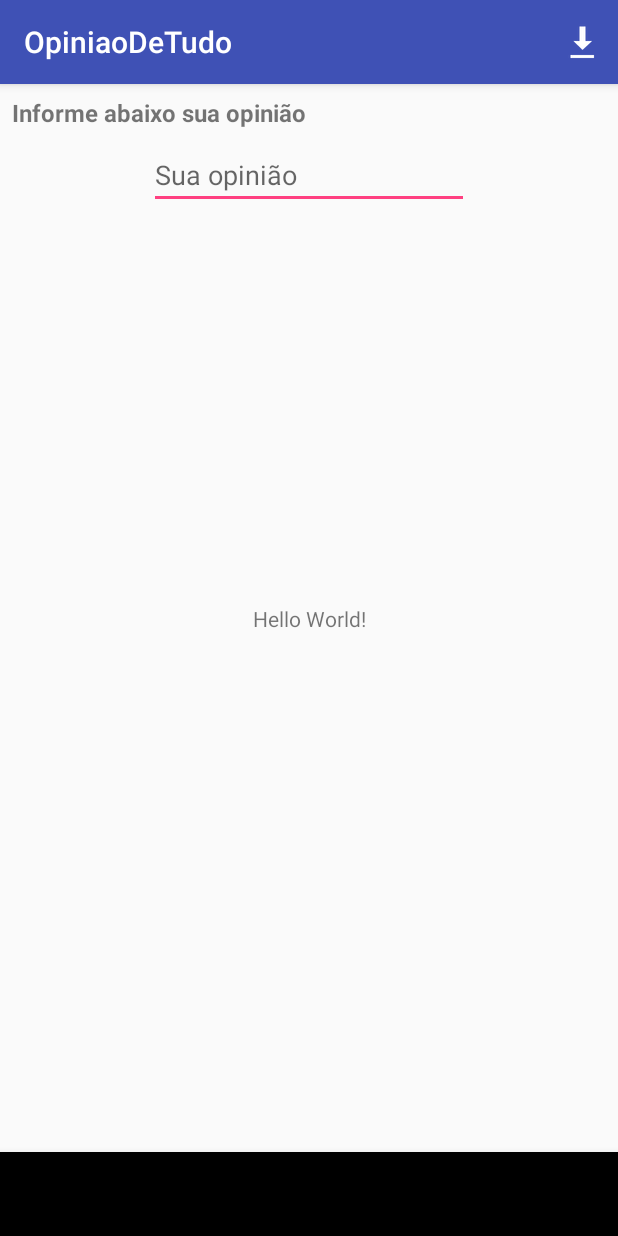
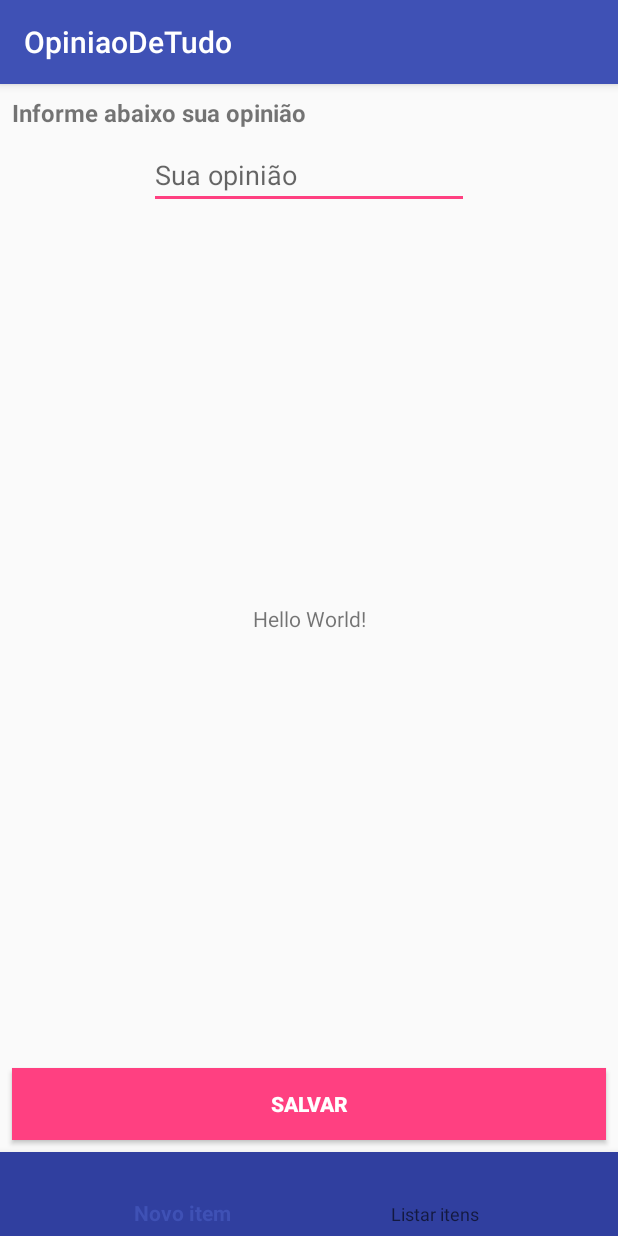
Before and after one commit to ronanlima/IesbAndroid1, an Android app: the screen it shows after launch (MainActivity), on a phone screen of 412 x 824 dp. Run offline under Robolectric (Android 15) with nearby library versions, the phone set to English and light mode, and no system bars.

Commit message:
Exercícios Aula 08

```diff
--- a/app/build.gradle
+++ b/app/build.gradle
@@ -28,6 +28,9 @@ dependencies {
     implementation 'com.android.support:appcompat-v7:27.1.1'
     implementation 'com.android.support.constraint:constraint-layout:1.1.3'
     implementation 'com.android.support:design:27.1.1'
+    implementation 'android.arch.lifecycle:extensions:1.1.1'
+    kapt 'android.arch.lifecycle:compiler:1.1.1'
+
     def room_version = "1.1.1"
 
     implementation "android.arch.persistence.room:runtime:$room_version"
--- a/app/src/main/java/br/ronanlima/opiniaodetudo/view/FormFragment.kt
+++ b/app/src/main/java/br/ronanlima/opiniaodetudo/view/FormFragment.kt
@@ -4,8 +4,12 @@ import android.content.Context
 import android.content.Intent
 import android.os.Bundle
 import android.support.v4.app.Fragment
-import android.view.*
+import android.view.LayoutInflater
+import android.view.View
+import android.view.ViewGroup
 import android.view.inputmethod.InputMethodManager
+import android.widget.Button
+import android.widget.EditText
 import br.ronanlima.opiniaodetudo.AppExecutors
 import br.ronanlima.opiniaodetudo.ListaActivity
 import br.ronanlima.opiniaodetudo.R
@@ -19,6 +23,7 @@ import kotlinx.android.synthetic.main.fragment_form.*
 class FormFragment : Fragment() {
 
     var reviewToEdit: Review? = null
+    private lateinit var rootView: View
 
     override fun onCreate(savedInstanceState: Bundle?) {
         super.onCreate(savedInstanceState)
@@ -26,28 +31,16 @@ class FormFragment : Fragment() {
     }
 
     override fun onCreateView(inflater: LayoutInflater, container: ViewGroup?, savedInstanceState: Bundle?): View? {
-        val view = inflater.inflate(R.layout.fragment_form, container, false)
+        rootView = inflater.inflate(R.layout.fragment_form, container, false)
 
+        val etOpiniao = rootView.findViewById<EditText>(R.id.et_opiniao)
         reviewToEdit = (activity!!.intent?.getSerializableExtra("item") as Review?)?.also { rv ->
-            et_opiniao.setText(rv.opiniao)
-        }
-        configureAutoHiddenKeyboard()
-        return view
+            etOpiniao.setText(rv.opiniao)
         }
 
-    private fun configureAutoHiddenKeyboard() {
-        val inputMethodManager = activity!!.getSystemService(Context.INPUT_METHOD_SERVICE) as InputMethodManager
-        inputMethodManager.hideSoftInputFromWindow(activity?.currentFocus?.windowToken, 0)
-    }
-
-    override fun onCreateOptionsMenu(menu: Menu?, inflater: MenuInflater?) {
-        activity!!.menuInflater.inflate(R.menu.main_menu, menu)
-        return super.onCreateOptionsMenu(menu, inflater)
-    }
-
-    override fun onOptionsItemSelected(item: MenuItem?): Boolean {
-        when (item?.itemId) {
-            R.id.action_done -> {
+        configureAutoHiddenKeyboard()
+        var btSalvar = rootView.findViewById<Button>(R.id.bt_salvar)
+        btSalvar.setOnClickListener {
             tv_ultima_opiniao.setText(getString(R.string.ultima_opiniao, et_opiniao.text.toString()))
 
             AppExecutors.getInstance().diskIO!!.execute {
@@ -63,11 +56,12 @@ class FormFragment : Fragment() {
             }
             et_opiniao.text = null
         }
-            else -> {
-                throw RuntimeException("Opção inválida")
+        return rootView
     }
-        }
-        return super.onOptionsItemSelected(item)
+
+    private fun configureAutoHiddenKeyboard() {
+        val inputMethodManager = activity!!.getSystemService(Context.INPUT_METHOD_SERVICE) as InputMethodManager
+        inputMethodManager.hideSoftInputFromWindow(activity?.currentFocus?.windowToken, 0)
     }
 
 }
--- a/app/src/main/res/layout/activity_main.xml
+++ b/app/src/main/res/layout/activity_main.xml
@@ -19,6 +19,8 @@
         android:id="@+id/bottom_navigation"
         android:layout_width="match_parent"
         android:layout_height="wrap_content"
+        android:background="@color/colorPrimaryDark"
+        app:menu="@menu/bottom_menu"
         app:layout_constraintBottom_toBottomOf="parent"
         app:layout_constraintEnd_toEndOf="parent"
         app:layout_constraintStart_toStartOf="parent" />
--- a/app/src/main/res/layout/fragment_form.xml
+++ b/app/src/main/res/layout/fragment_form.xml
@@ -40,4 +40,19 @@
         app:layout_constraintStart_toStartOf="parent"
         app:layout_constraintTop_toBottomOf="@+id/tv_opiniao" />
 
+    <Button
+        android:id="@+id/bt_salvar"
+        android:layout_width="match_parent"
+        android:layout_height="wrap_content"
+        android:layout_marginBottom="8dp"
+        android:layout_marginEnd="8dp"
+        android:layout_marginStart="8dp"
+        android:background="@color/colorAccent"
+        android:text="@string/salvar"
+        android:textColor="#fff"
+        android:textStyle="bold"
+        app:layout_constraintBottom_toBottomOf="parent"
+        app:layout_constraintEnd_toEndOf="parent"
+        app:layout_constraintStart_toStartOf="parent" />
+
 </android.support.constraint.ConstraintLayout>
--- a/app/src/main/res/menu/bottom_menu.xml
+++ b/app/src/main/res/menu/bottom_menu.xml
@@ -12,5 +12,6 @@
         android:id="@+id/action_list_item"
         android:orderInCategory="2"
         android:title="@string/list_item"
+        android:iconTint="#fff"
         app:showAsAction="always" />
 </menu>
--- a/app/src/main/res/values/strings.xml
+++ b/app/src/main/res/values/strings.xml
@@ -8,4 +8,5 @@
     <string name="action_delete">Excluir</string>
     <string name="new_item">Novo item</string>
     <string name="list_item">Listar itens</string>
+    <string name="salvar">Salvar</string>
 </resources>
```
Also changed, not shown: app/src/main/java/br/ronanlima/opiniaodetudo/view/EditDialogFragment.kt (added, +19 -0 lines), app/src/main/java/br/ronanlima/opiniaodetudo/view/ListFragment.kt (+14 -1 lines), app/src/main/java/br/ronanlima/opiniaodetudo/viewmodel/EditReviewViewModel.kt (added, +12 -0 lines). Lines whose indentation alone changed are shown as unchanged.
